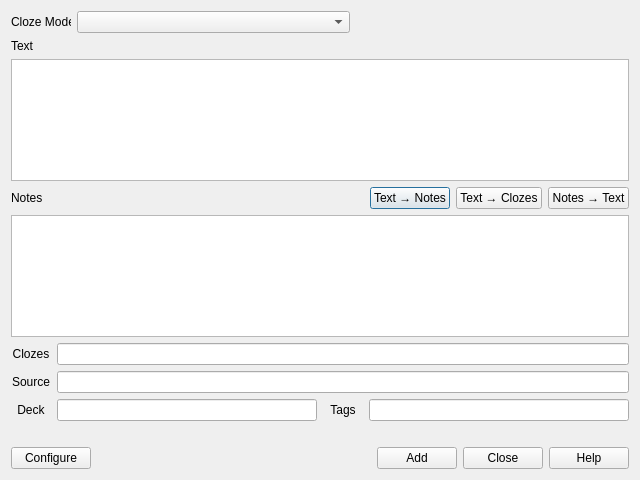
Before: the Qt Designer form mcd/dlgAddMcds.ui in tarix/mcdsupport, drawn with Qt 5.
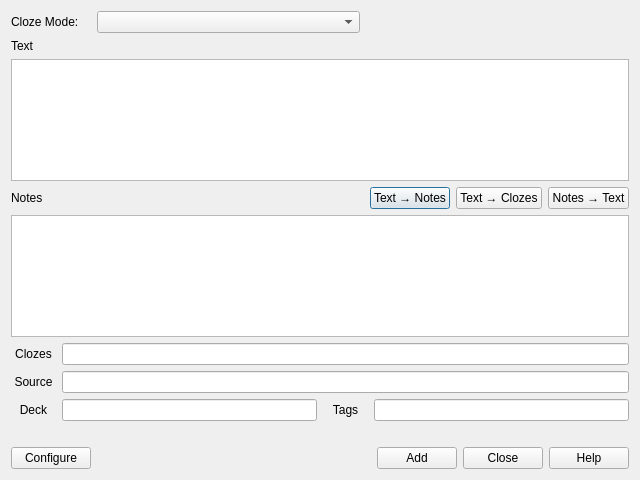
After: the same form once the commit is applied.

Commit message: fixed layout issues on Mac

Patch:
```diff
--- a/mcd/dlgAddMcds.ui
+++ b/mcd/dlgAddMcds.ui
@@ -30,9 +30,15 @@
            <verstretch>0</verstretch>
           </sizepolicy>
          </property>
-         <property name="maximumSize">
+         <property name="minimumSize">
           <size>
            <width>60</width>
+           <height>0</height>
+          </size>
+         </property>
+         <property name="maximumSize">
+          <size>
+           <width>80</width>
            <height>16777215</height>
           </size>
          </property>
@@ -150,7 +156,7 @@
          </property>
          <property name="maximumSize">
           <size>
-           <width>40</width>
+           <width>45</width>
            <height>16777215</height>
           </size>
          </property>
@@ -186,7 +192,7 @@
          </property>
          <property name="maximumSize">
           <size>
-           <width>40</width>
+           <width>45</width>
            <height>16777215</height>
           </size>
          </property>
@@ -228,7 +234,7 @@
          </property>
          <property name="maximumSize">
           <size>
-           <width>40</width>
+           <width>45</width>
            <height>16777215</height>
           </size>
          </property>
@@ -266,7 +272,7 @@
          </property>
          <property name="maximumSize">
           <size>
-           <width>40</width>
+           <width>45</width>
            <height>16777215</height>
           </size>
          </property>
```
